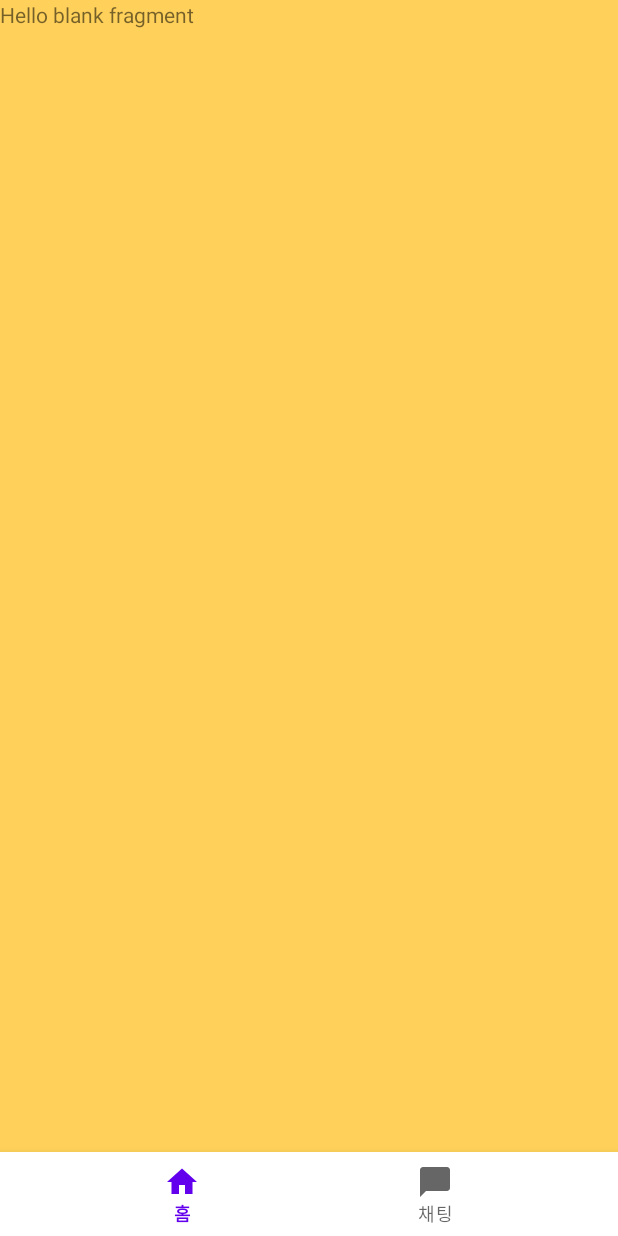
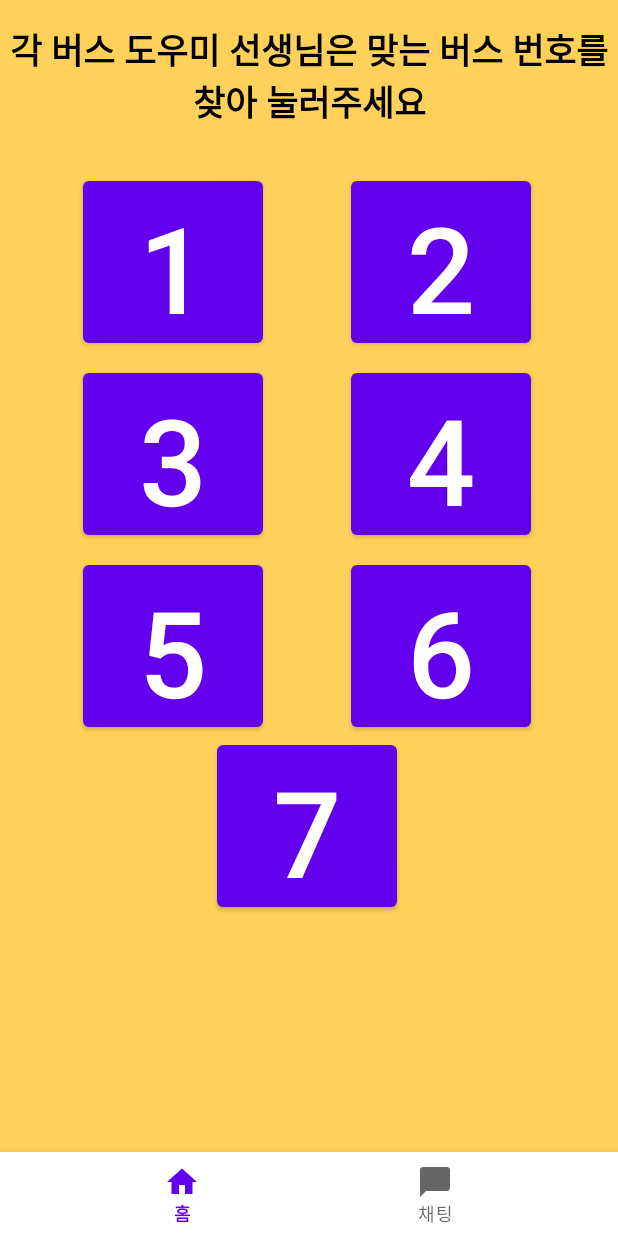
Before and after one commit to LeeJaeHyeon05/School-Bus-Application, an Android app: the TeacherHomeFragment screen opened directly, with no data from a screen before it, on a phone screen of 412 x 824 dp. Run offline under Robolectric (Android 15) with nearby library versions, the phone set to English and light mode, and no system bars.

Commit message:
finish teacher main layout

```diff
--- a/app/src/main/java/com/example/schoolbusapp/main/teacher/TeacherHomeFragment.kt
+++ b/app/src/main/java/com/example/schoolbusapp/main/teacher/TeacherHomeFragment.kt
@@ -6,6 +6,8 @@ import android.view.LayoutInflater
 import android.view.View
 import android.view.ViewGroup
 import com.example.schoolbusapp.R
+import com.example.schoolbusapp.databinding.ActivityTeacherMainBinding
+import com.example.schoolbusapp.databinding.FragmentTeacherHomeBinding
 import com.example.schoolbusapp.main.StudentChatFragment
 
 class TeacherHomeFragment : Fragment() {
@@ -15,14 +17,24 @@ class TeacherHomeFragment : Fragment() {
             return TeacherHomeFragment()
         }
     }
+    private var mBinding: FragmentTeacherHomeBinding? = null
+    private val binding get() = mBinding!!
 
     override fun onCreateView(
         inflater: LayoutInflater, container: ViewGroup?,
         savedInstanceState: Bundle?
-    ): View? {
-        // Inflate the layout for this fragment
-        return inflater.inflate(R.layout.fragment_teacher_home, container, false)
+    ): View {
+        mBinding = FragmentTeacherHomeBinding.inflate(inflater, container, false)
+
+
+
+
+        return binding.root
     }
 
+    override fun onDestroyView() {
+        super.onDestroyView()
+        mBinding = null
+    }
 
 }
--- a/app/src/main/res/drawable/intro_round.xml
+++ b/app/src/main/res/drawable/intro_round.xml
@@ -3,8 +3,11 @@
     android:shape="rectangle">
 
     <stroke
-        android:width="2dp"/>
+        android:width="2dp"
+        android:color="@color/black"/>
 
     <corners android:radius="10dp"/>
+    <solid
+        android:color="#00FFFFFF"/>
 
 </shape>
--- a/app/src/main/res/layout/fragment_student_home.xml
+++ b/app/src/main/res/layout/fragment_student_home.xml
@@ -1,14 +1,11 @@
 <?xml version="1.0" encoding="utf-8"?>
-<FrameLayout xmlns:android="http://schemas.android.com/apk/res/android"
+<androidx.constraintlayout.widget.ConstraintLayout xmlns:android="http://schemas.android.com/apk/res/android"
     xmlns:tools="http://schemas.android.com/tools"
     android:layout_width="match_parent"
     android:layout_height="match_parent"
     tools:context=".main.StudentHomeFragment">
 
-    <!-- TODO: Update blank fragment layout -->
-    <TextView
-        android:layout_width="match_parent"
-        android:layout_height="match_parent"
-        android:text="@string/hello_blank_fragment" />
 
-</FrameLayout>
+
+
+</androidx.constraintlayout.widget.ConstraintLayout>
--- a/app/src/main/res/layout/fragment_teacher_home.xml
+++ b/app/src/main/res/layout/fragment_teacher_home.xml
@@ -1,14 +1,112 @@
 <?xml version="1.0" encoding="utf-8"?>
-<FrameLayout xmlns:android="http://schemas.android.com/apk/res/android"
+<androidx.constraintlayout.widget.ConstraintLayout xmlns:android="http://schemas.android.com/apk/res/android"
     xmlns:tools="http://schemas.android.com/tools"
     android:layout_width="match_parent"
     android:layout_height="match_parent"
-    tools:context=".main.teacher.BlankFragment">
+    xmlns:app="http://schemas.android.com/apk/res-auto">
 
-    <!-- TODO: Update blank fragment layout -->
+
+
     <TextView
-        android:layout_width="match_parent"
-        android:layout_height="match_parent"
-        android:text="@string/hello_blank_fragment" />
+        android:id="@+id/TitleTextView"
+        android:layout_width="wrap_content"
+        android:layout_height="wrap_content"
+        app:layout_constraintStart_toStartOf="parent"
+        app:layout_constraintEnd_toEndOf="parent"
+        app:layout_constraintTop_toTopOf="parent"
+        android:layout_marginTop="15dp"
+        android:textSize="23sp"
+        android:textColor="@color/black"
+        android:text="각 버스 도우미 선생님은 맞는 버스 번호를 찾아 눌러주세요"
+        android:gravity="center_horizontal"
+        android:textStyle="bold"
+        />
 
-</FrameLayout>
+    <Button
+        android:id="@+id/bus1Button"
+        android:layout_width="120dp"
+        android:layout_height="120dp"
+        app:layout_constraintStart_toStartOf="parent"
+        app:layout_constraintTop_toBottomOf="@+id/TitleTextView"
+        android:layout_marginStart="55dp"
+        android:layout_marginTop="30dp"
+        android:text="1"
+        android:textSize="80sp"
+        />
+
+    <Button
+        android:id="@+id/bus2Button"
+        android:layout_width="120dp"
+        android:layout_height="120dp"
+        app:layout_constraintStart_toEndOf="@+id/bus1Button"
+        app:layout_constraintBottom_toBottomOf="@+id/bus1Button"
+        app:layout_constraintTop_toTopOf="@+id/bus1Button"
+        app:layout_constraintEnd_toEndOf="parent"
+        android:text="2"
+        android:textSize="80sp"
+        />
+
+    <Button
+        android:id="@+id/bus3Button"
+        android:layout_width="120dp"
+        android:layout_height="120dp"
+        app:layout_constraintStart_toStartOf="parent"
+        app:layout_constraintTop_toBottomOf="@+id/bus1Button"
+        android:layout_marginStart="55dp"
+        android:layout_marginTop="8dp"
+        android:text="3"
+        android:textSize="80sp"
+        />
+
+    <Button
+        android:id="@+id/bus4Button"
+        android:layout_width="120dp"
+        android:layout_height="120dp"
+        app:layout_constraintStart_toEndOf="@+id/bus3Button"
+        app:layout_constraintBottom_toBottomOf="@+id/bus3Button"
+        app:layout_constraintTop_toTopOf="@+id/bus3Button"
+        app:layout_constraintEnd_toEndOf="parent"
+        android:text="4"
+        android:textSize="80sp"
+        />
+    <Button
+        android:id="@+id/bus5Button"
+        android:layout_width="120dp"
+        android:layout_height="120dp"
+        app:layout_constraintStart_toStartOf="parent"
+        app:layout_constraintTop_toBottomOf="@+id/bus3Button"
+        android:layout_marginStart="55dp"
+        android:layout_marginTop="8dp"
+        android:text="5"
+        android:textSize="80sp"
+        />
+
+    <Button
+        android:id="@+id/bus6Button"
+        android:layout_width="120dp"
+        android:layout_height="120dp"
+        app:layout_constraintStart_toEndOf="@+id/bus5Button"
+        app:layout_constraintBottom_toBottomOf="@+id/bus5Button"
+        app:layout_constraintTop_toTopOf="@+id/bus5Button"
+        app:layout_constraintEnd_toEndOf="parent"
+        android:text="6"
+        android:textSize="80sp"
+        />
+
+    <Button
+        android:id="@+id/bus7Button"
+        android:layout_width="120dp"
+        android:layout_height="120dp"
+        app:layout_constraintStart_toStartOf="@+id/bus5Button"
+        app:layout_constraintEnd_toEndOf="@+id/bus6Button"
+        app:layout_constraintTop_toBottomOf="@+id/bus5Button"
+        android:text="7"
+        android:textSize="80sp"
+        />
+
+
+
+
+
+
+</androidx.constraintlayout.widget.ConstraintLayout>
```
